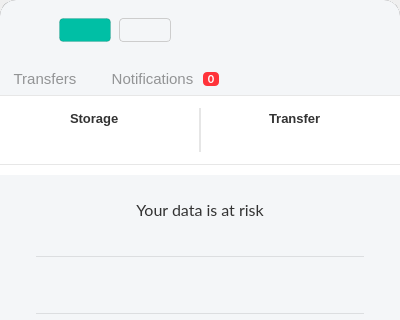
meganz/MEGAsync, file src/MEGASync/gui/macx/InfoDialog.ui: the form before one commit; both pictures show x 0 to 400 and y 0 to 320 of the 400 by 564 pixel window.
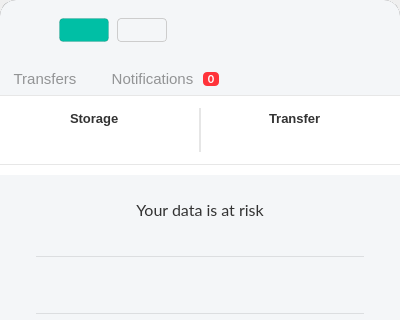
The form after the commit. Icons and pictures are not drawn. Custom widgets are drawn as their Qt base class.

Commit message: SNC-5503: Replace Inter font for Lato.

The edit to the form file:
```diff
--- a/src/MEGASync/gui/macx/InfoDialog.ui
+++ b/src/MEGASync/gui/macx/InfoDialog.ui
@@ -68,7 +68,7 @@
 
 #bUpgrade
 {
-font-family: Inter;
+font-family: Lato;
 font-size: 12px;
 line-height: 18px;
 border: 1px solid rgba(0, 0, 0, 10%);
@@ -97,7 +97,7 @@
 
 #bCreateSync
 {
-font-family: Inter;
+font-family: Lato;
 font-size: 12px;
 line-height: 18px;
 border: 1px solid #CDCDCD;
```
The commit also changes 12 other files.
